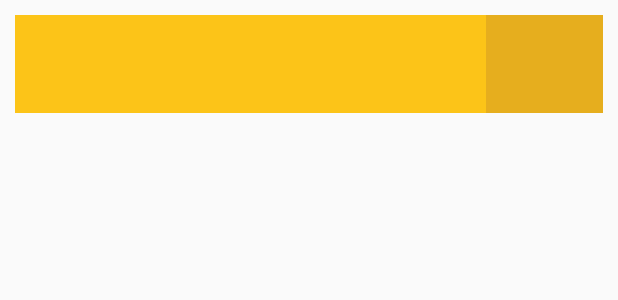
After one commit to Cycloone/MoneyTrackerLoftschool, an Android app: the layout item.xml on its own in the app's theme, with its tools: preview values and no code run, on a phone screen of 412 x 824 dp. The commit adds this screen. Shown: the top 300 px of the screen. Run offline under Robolectric (Android 15) with nearby library versions, the phone set to English and light mode, and no system bars.

Commit message:
View content

```diff
--- a/app/src/main/AndroidManifest.xml
+++ b/app/src/main/AndroidManifest.xml
@@ -16,6 +16,7 @@
                 <category android:name="android.intent.category.LAUNCHER" />
             </intent-filter>
         </activity>
+
     </application>
 
 </manifest>
--- /dev/null
+++ b/app/src/main/res/layout/item.xml
@@ -0,0 +1,37 @@
+<?xml version="1.0" encoding="utf-8"?>
+<FrameLayout xmlns:android="http://schemas.android.com/apk/res/android"
+    android:orientation="horizontal"
+    android:layout_width="match_parent"
+    android:layout_height="match_parent"
+    android:padding="@dimen/margin_between_rows">
+
+    <RelativeLayout
+        android:id="@+id/item_container"
+        android:layout_width="match_parent"
+        android:layout_height="wrap_content">
+
+        <TextView
+            android:id="@+id/name"
+            android:padding="@dimen/margin_between_rows"
+            android:background="@color/goods_value"
+            android:gravity="center_vertical"
+            android:layout_width="wrap_content"
+            android:layout_height="@dimen/margin_of_rows_list"
+            android:layout_alignParentStart="true"
+            android:layout_toStartOf="@+id/price"
+            style="@style/TextWhite" />
+
+        <TextView
+            android:id="@+id/price"
+            android:background="@color/goods_price"
+            android:maxLines="1"
+            android:gravity="center_vertical"
+            android:textAlignment="center"
+            android:layout_width="78dp"
+            android:layout_height="@dimen/margin_of_rows_list"
+            android:layout_alignParentEnd="true"
+            style="@style/TextWhite" />
+
+    </RelativeLayout>
+
+</FrameLayout>
--- a/app/src/main/res/values/colors.xml
+++ b/app/src/main/res/values/colors.xml
@@ -6,4 +6,6 @@
     <color name="colorForText">#ffffff</color>
     <color name="colorForTextBackground">#95989a</color>
     <color name="colorForInput">#ffffff</color>
+    <color name="goods_value">#fcc418</color>
+    <color name="goods_price">#e6ae1e</color>
 </resources>
--- a/app/src/main/res/values/dimens.xml
+++ b/app/src/main/res/values/dimens.xml
@@ -2,4 +2,6 @@
 <resources>
     <dimen name="margin_large">16dp</dimen>
     <dimen name="margin_default_txt">20sp</dimen>
+    <dimen name="margin_between_rows">10dp</dimen>
+    <dimen name="margin_of_rows_list">65dp</dimen>
 </resources>
--- a/app/src/main/res/values/strings.xml
+++ b/app/src/main/res/values/strings.xml
@@ -3,5 +3,5 @@
     <string name="name_hint">Название</string>
     <string name="money_count">0</string>
     <string name="button_text">+</string>
-    <string name="ruble_sign">Р</string>
+    <string name="ruble_sign">\u00A0 \u20BD</string>
 </resources>
--- a/app/src/main/res/values/styles.xml
+++ b/app/src/main/res/values/styles.xml
@@ -8,4 +8,10 @@
         <item name="colorAccent">@color/colorAccent</item>
     </style>
 
+    <style name="TextWhite">
+        <item name="android:textSize">20sp</item>
+        <item name="android:textColor">@android:color/white</item>
+
+    </style>
+
 </resources>
```
Also changed, not shown: app/build.gradle (+5 -4 lines), app/src/main/java/moneytracker2017/loftschool/com/loftschoolmoneytrackerjune17/AddGoodsActivity.java (added, +65 -0 lines), app/src/main/java/moneytracker2017/loftschool/com/loftschoolmoneytrackerjune17/Item.java (added, +15 -0 lines), app/src/main/java/moneytracker2017/loftschool/com/loftschoolmoneytrackerjune17/MainActivity.java (+39 -42 lines), app/src/main/res/layout/items.xml (added, +15 -0 lines).
